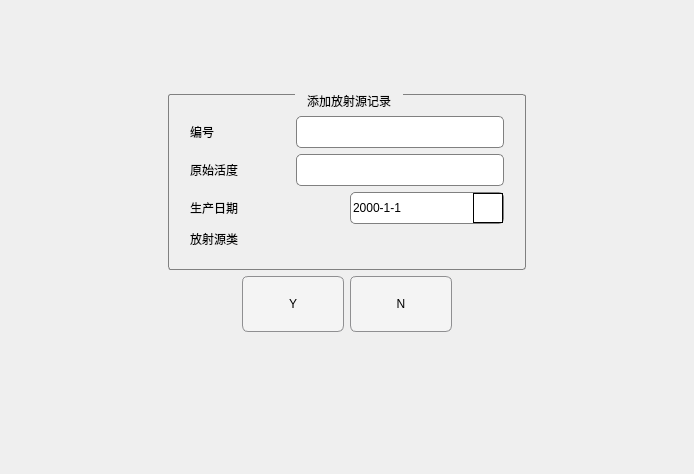
First picture: the form in Demo/deaddradioactivedlg.ui, repository 13438120136/XDemo, before the edit.
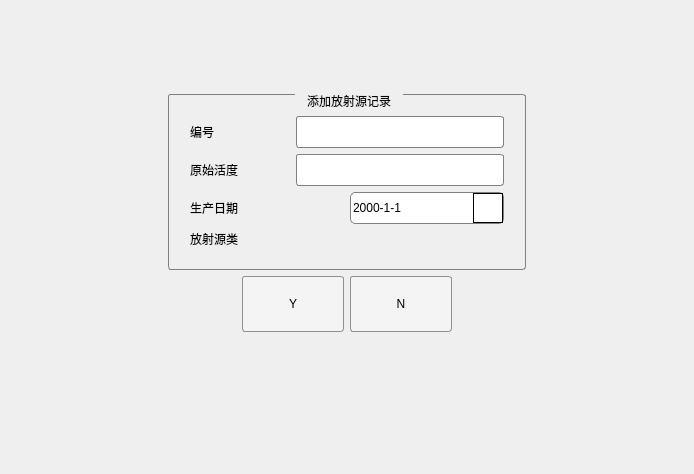
Second picture: the form after the edit. Custom widgets are drawn as their Qt base class.

What changed in the file:
```diff
--- a/Demo/deaddradioactivedlg.ui
+++ b/Demo/deaddradioactivedlg.ui
@@ -42,7 +42,7 @@
 QLineEdit
 {
 border:1px solid gray;
-border-radius:5px;
+border-radius:3px;
 min-height:30px;
 max-height:30px;
 font: 16pt &quot;新宋体&quot;;
@@ -79,7 +79,7 @@
 	font: 16pt &quot;新宋体&quot;;
 	background-color: rgb(244, 244, 244);
      border: 1px solid #8f8f91;
-     border-radius: 6px;
+     border-radius: 3px;
      min-width: 100px;
      min-height: 30px;
  }
```
Left out of the diff: 12 changed lines with no effect on the pictures.
